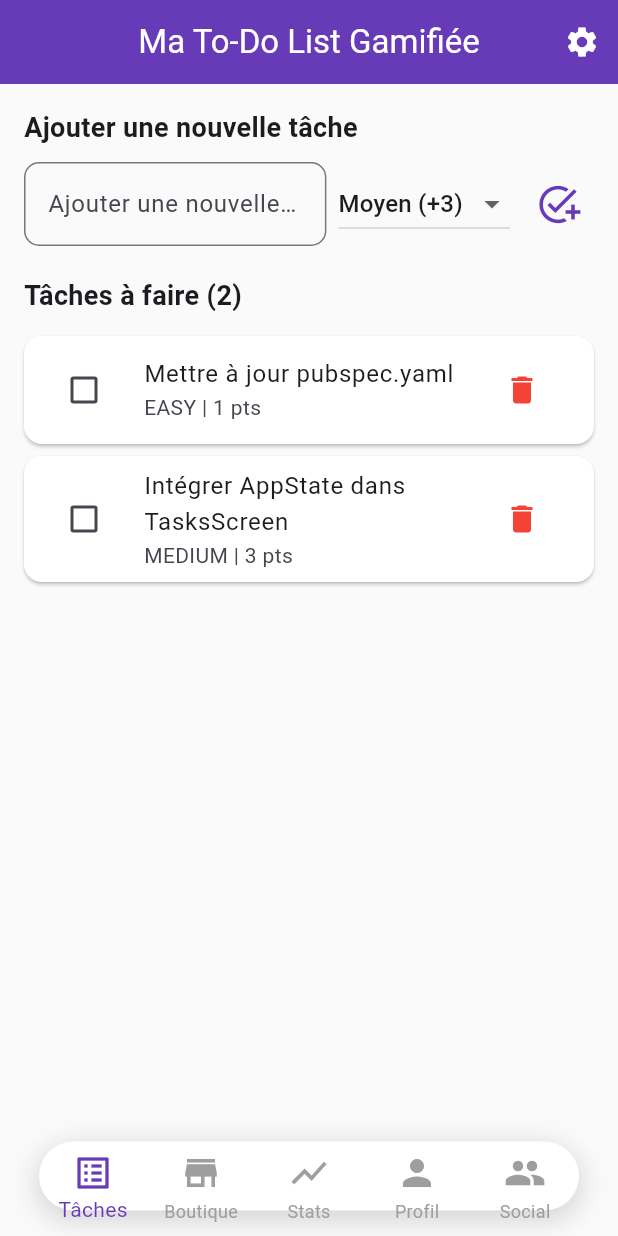
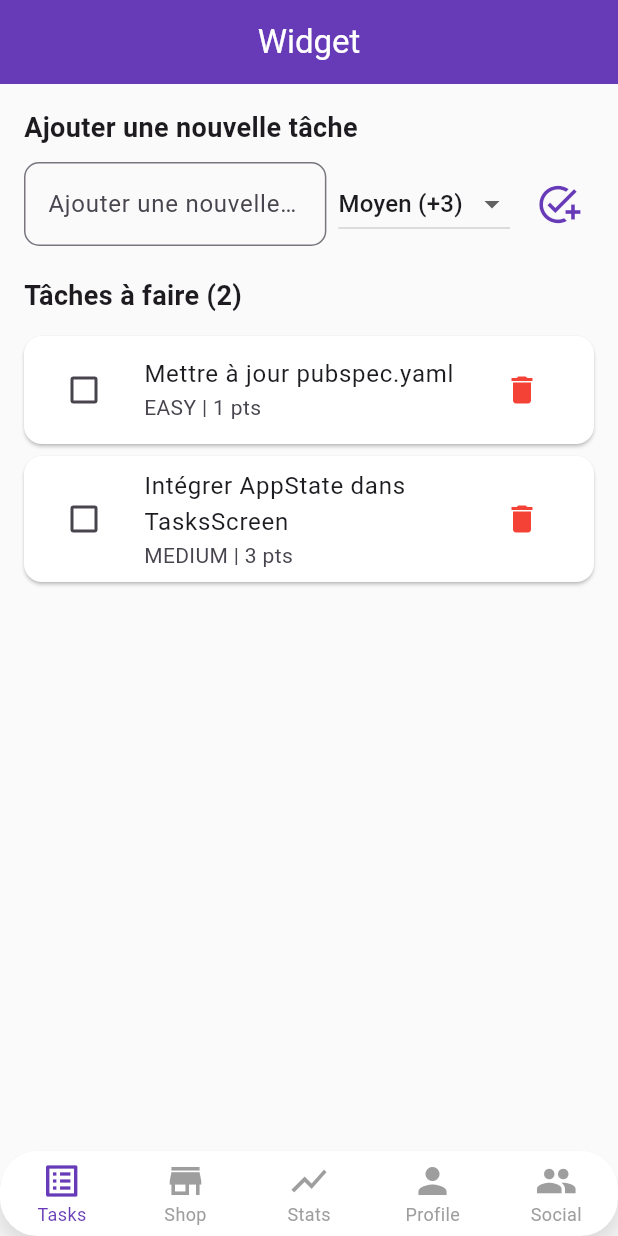
Before and after one commit to martinlepro/Taches-a-faire, a Flutter app: the screen it shows after launch, on a phone screen of 412 x 824 dp. Run offline on Flutter 3.47's test engine with Material 3 defaults, Android fonts, the phone set to English and light mode, and no system bars; generated files the repository leaves out were written again.

Commit message:
Update main.dart

```diff
--- a/lib/main.dart
+++ b/lib/main.dart
@@ -1,15 +1,17 @@
 // lib/main.dart
 import 'package:flutter/material.dart';
-import 'package:provider/provider.dart'; // NÉCESSAIRE
+import 'package:provider/provider.dart';
+import 'package:flutter_localizations/flutter_localizations.dart'; // NOUVEAU
+import 'package:flutter_gen/gen_l10n/app_localizations.dart';     // NOUVEAU (fichier généré)
+
 import 'screens/tasks_screen.dart';
 import 'screens/shop_screen.dart';
-import 'models/task.dart';
-import 'models/profile.dart';
+// NOTE: Les autres imports de modèles/state ont été omis pour la clarté, mais ils doivent rester
+
 import 'state/app_state.dart';
 
 
 void main() {
-  // Le point d'entrée crée et fournit l'état AppState à tous les widgets enfants
   runApp(
     ChangeNotifierProvider(
       create: (context) => AppState(),
@@ -24,8 +26,27 @@ class GamifiedTodoApp extends StatelessWidget {
 
   @override
   Widget build(BuildContext context) {
+    // 1. AJOUTER LA CONFIGURATION DES LOCALISATIONS
     return MaterialApp(
-      title: 'Ma To-Do List Gamifiée',
+      // --- INTERNATIONALISATION (i18n) ---
+      localizationsDelegates: const [
+        AppLocalizations.delegate,
+        GlobalMaterialLocalizations.delegate,
+        GlobalWidgetsLocalizations.delegate,
+        GlobalCupertinoLocalizations.delegate,
+      ],
+      supportedLocales: const [
+        // AJOUTEZ ICI TOUTES LES LANGUES QUE VOUS AVEZ DÉFINIES DANS lib/l10n/
+        Locale('en'), // Anglais
+        Locale('fr'), // Français
+        Locale('de'), // Allemand (Exemple)
+        Locale('es'), // Espagnol (Exemple)
+        Locale('it'), // Italien (Exemple)
+        // ... ajoutez les 5 autres locales ici (ex: 'pt', 'nl', 'sv', 'pl', 'ru')
+      ],
+      // ------------------------------------
+
+      title: 'Ma To-Do List Gamifiée', // Peut être remplacé par un appel i18n si vous le souhaitez
       theme: ThemeData(
         primarySwatch: Colors.deepPurple,
         primaryColor: Colors.deepPurple,
@@ -55,13 +76,13 @@ class MainScreen extends StatefulWidget {
 class _MainScreenState extends State<MainScreen> {
   int _selectedIndex = 0;
 
-  // Liste des écrans à afficher pour chaque onglet.
   static const List<Widget> _screens = <Widget>[
-    TasksScreen(), // Écran réel
-    ShopScreen(), // Écran réel
-    Center(child: Text('3. Écran des Statistiques', style: TextStyle(fontSize: 20))),
-    Center(child: Text('4. Écran du Profil', style: TextStyle(fontSize: 20))),
-    Center(child: Text('5. Écran Social (à développer)', style: TextStyle(fontSize: 20))),
+    TasksScreen(),
+    ShopScreen(),
+    // ... les autres écrans (Stats, Profile, Social)
+    Center(child: Text('Stats Écran')),
+    Center(child: Text('Profil Écran')),
+    Center(child: Text('Social Écran')),
   ];
 
   void _onItemTapped(int index) {
@@ -72,30 +93,22 @@ class _MainScreenState extends State<MainScreen> {
 
   @override
   Widget build(BuildContext context) {
+    // NOUVEAU : OBTENIR L'OBJET DE TRADUCTION
+    final localizations = AppLocalizations.of(context)!;
+
     return Scaffold(
       appBar: AppBar(
-        title: const Text('Ma To-Do List Gamifiée'),
-        actions: [
-          IconButton(
-            icon: const Icon(Icons.settings),
-            onPressed: () {
-              ScaffoldMessenger.of(context).showSnackBar(
-                const SnackBar(content: Text('Ouverture des Réglages...'))
-              );
-            },
+        title: Text(_screens[_selectedIndex].toStringShort()), // À modifier plus tard
       ),
-        ],
+      body: _screens[_selectedIndex],
+      bottomNavigationBar: Container(
+        // ... (votre code pour le décor de la barre de navigation)
+        child: ClipRRect(
+          borderRadius: const BorderRadius.only(
+            topLeft: Radius.circular(25.0),
+            topRight: Radius.circular(25.0),
           ),
-
-      body: _screens.elementAt(_selectedIndex),
-
-      // Barre de navigation personnalisée avec fond blanc arrondi
-      bottomNavigationBar: BottomAppBar(
-        color: Colors.transparent,
-        elevation: 0,
           child: Container(
-          height: 60,
-          margin: const EdgeInsets.symmetric(horizontal: 10.0, vertical: 5.0),
             decoration: BoxDecoration(
               color: Colors.white,
               borderRadius: BorderRadius.circular(25.0),
@@ -109,26 +122,27 @@ class _MainScreenState extends State<MainScreen> {
               ],
             ),
             child: BottomNavigationBar(
-            items: const <BottomNavigationBarItem>[
+              // REMPLACER LES ÉTIQUETTES (LABELS) EN DUR PAR LES CLÉS DE TRADUCTION
+              items: <BottomNavigationBarItem>[
                 BottomNavigationBarItem(
-                icon: Icon(Icons.list_alt, size: 28),
-                label: 'Tâches',
+                  icon: const Icon(Icons.list_alt, size: 28),
+                  label: localizations.tasksTabTitle, // UTILISATION i18n
                 ),
                 BottomNavigationBarItem(
-                icon: Icon(Icons.store, size: 28),
-                label: 'Boutique',
+                  icon: const Icon(Icons.store, size: 28),
+                  label: localizations.shopTabTitle, // UTILISATION i18n
                 ),
                 BottomNavigationBarItem(
-                icon: Icon(Icons.show_chart, size: 28),
-                label: 'Stats',
+                  icon: const Icon(Icons.show_chart, size: 28),
+                  label: localizations.statsTabTitle, // UTILISATION i18n
                 ),
                 BottomNavigationBarItem(
-                icon: Icon(Icons.person, size: 28),
-                label: 'Profil',
+                  icon: const Icon(Icons.person, size: 28),
+                  label: localizations.profileTabTitle, // UTILISATION i18n
                 ),
                 BottomNavigationBarItem(
-                icon: Icon(Icons.group, size: 28),
-                label: 'Social',
+                  icon: const Icon(Icons.group, size: 28),
+                  label: localizations.socialTabTitle, // UTILISATION i18n
                 ),
               ],
               currentIndex: _selectedIndex,
@@ -139,6 +153,12 @@ class _MainScreenState extends State<MainScreen> {
               backgroundColor: Colors.transparent,
               elevation: 0,
               showUnselectedLabels: true,
+
+              // --- CORRECTION DE LA TAILLE DE POLICE POUR ÉVITER LA TRONCATURE ---
+              selectedFontSize: 12.0,
+              unselectedFontSize: 12.0,
+              // ----------------------------------------------------------------
+            ),
           ),
         ),
       ),
```
Lines whose indentation alone changed are shown as unchanged.
